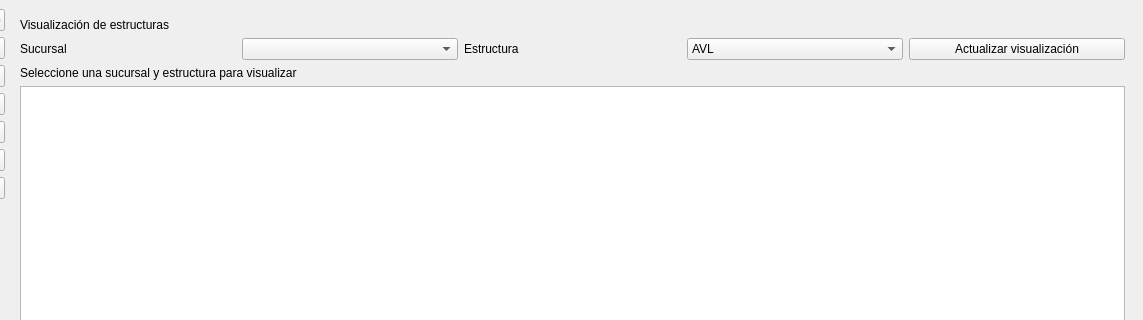
CarlosL62/supermarket-inventory-system, file app/gui/main_window.ui: the form before one commit; both pictures show x 137 to 1280 and y 0 to 320 of the 1280 by 820 pixel window.
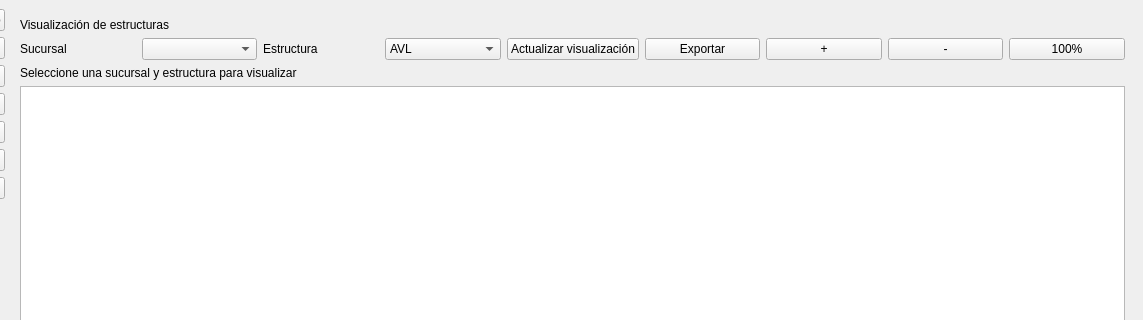
The form after the commit. The open tabs and pages were chosen to show the change.

Commit message: feat: add hash table visualization and export functionality with zoom controls

What changed in the file:
```diff
--- a/app/gui/main_window.ui
+++ b/app/gui/main_window.ui
@@ -537,6 +537,34 @@
               </property>
              </widget>
             </item>
+            <item>
+             <widget class="QPushButton" name="btnExportVisualization">
+              <property name="text">
+               <string>Exportar</string>
+              </property>
+             </widget>
+            </item>
+            <item>
+             <widget class="QPushButton" name="btnZoomInVisualization">
+              <property name="text">
+               <string>+</string>
+              </property>
+             </widget>
+            </item>
+            <item>
+             <widget class="QPushButton" name="btnZoomOutVisualization">
+              <property name="text">
+               <string>-</string>
+              </property>
+             </widget>
+            </item>
+            <item>
+             <widget class="QPushButton" name="btnResetZoomVisualization">
+              <property name="text">
+               <string>100%</string>
+              </property>
+             </widget>
+            </item>
            </layout>
           </item>
           <item>
```
Left out of the diff: 5 changed lines with no effect on the pictures. The commit also changes 4 other files.
